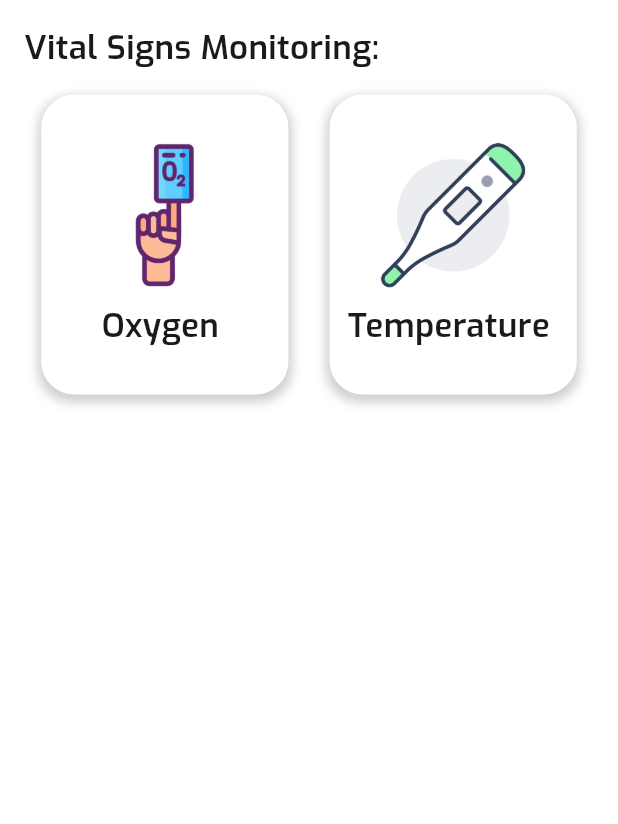
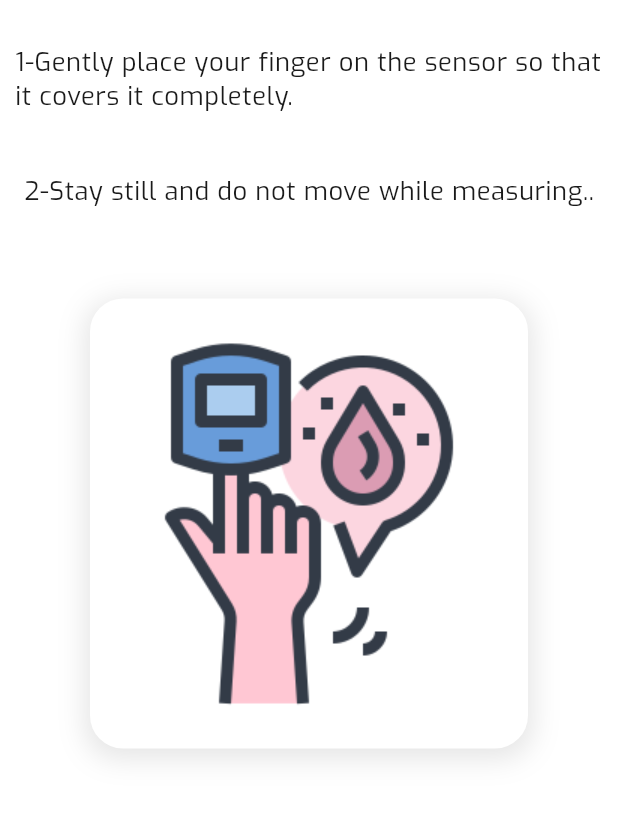
Before and after one commit to AbdAlrahmanmohamedelsayed/smartpill, a Flutter app: the HealthView screen opened by its route, after a tap on "Oxygen", on a phone screen of 412 x 824 dp, the part 120-944 px from its top. Run offline on Flutter 3.47's test engine with Material 3 defaults, Android fonts, the phone set to English and light mode, and no system bars; our stand-ins replace animate_do, animated_custom_dropdown, easy_date_timeline, flutter_onboarding_slider, flutter_svg, lottie.

Commit message:
add OxygenView

```diff
--- /dev/null
+++ b/lib/features/screens/menu/HealthMonitoring/Oxygen/Oxygen_view.dart
@@ -0,0 +1,57 @@
+import 'package:flutter/material.dart';
+import 'package:flutter_svg/flutter_svg.dart';
+import 'package:smartpill/core/theme/color_pallets.dart';
+
+class OxygenView extends StatefulWidget {
+  const OxygenView({super.key});
+
+  @override
+  State<OxygenView> createState() => _OxygenViewState();
+}
+
+class _OxygenViewState extends State<OxygenView> {
+  @override
+  Widget build(BuildContext context) {
+    var theme = Theme.of(context);
+    return Padding(
+      padding: const EdgeInsets.symmetric(horizontal: 10.0, vertical: 30),
+      child: Column(
+        children: [
+          Text(
+            maxLines: 2,
+            '1-Gently place your finger on the sensor so that it covers it completely.',
+            style: theme.textTheme.bodySmall,
+          ),
+          const SizedBox(
+            height: 40,
+          ),
+          Text(
+            maxLines: 2,
+            '2-Stay still and do not move while measuring..',
+            style: theme.textTheme.bodySmall,
+          ),
+          const SizedBox(
+            height: 40,
+          ),
+          Container(
+            margin: const EdgeInsets.all(20),
+            padding: const EdgeInsets.all(16),
+            height: 300,
+            decoration: BoxDecoration(
+                color: AppColor.whiteColor,
+                borderRadius: BorderRadius.circular(22),
+                boxShadow: [
+                  BoxShadow(
+                    color: Colors.black.withOpacity(0.1),
+                    offset: const Offset(0, 4),
+                    blurRadius: 15,
+                    spreadRadius: 3,
+                  ),
+                ]),
+            child: Image.asset(width: 260, 'assets/images/icons/oxygen.png'),
+          ),
+        ],
+      ),
+    );
+  }
+}
--- a/lib/features/screens/menu/HealthMonitoring/health_view.dart
+++ b/lib/features/screens/menu/HealthMonitoring/health_view.dart
@@ -1,10 +1,17 @@
 import 'package:flutter/material.dart';
 import 'package:smartpill/core/theme/color_pallets.dart';
+import 'package:smartpill/features/screens/menu/HealthMonitoring/Oxygen/Oxygen_view.dart';
 import 'package:smartpill/features/screens/widgets/card_health.dart';
 
-class HealthView extends StatelessWidget {
+class HealthView extends StatefulWidget {
   const HealthView({super.key});
 
+  @override
+  State<HealthView> createState() => _HealthViewState();
+}
+
+class _HealthViewState extends State<HealthView> {
+  bool isSeletedOxygen = false;
   @override
   Widget build(BuildContext context) {
     var theme = Theme.of(context);
@@ -22,7 +29,8 @@ class HealthView extends StatelessWidget {
           color: AppColor.whiteColor,
         ),
       ),
-      body: Column(
+      body: isSeletedOxygen == false
+          ? Column(
               crossAxisAlignment: CrossAxisAlignment.stretch,
               children: [
                 Padding(
@@ -34,7 +42,11 @@ class HealthView extends StatelessWidget {
                   mainAxisAlignment: MainAxisAlignment.spaceEvenly,
                   children: [
                     CardHealth(
-                onTap: () {},
+                      onTap: () {
+                        setState(() {
+                          isSeletedOxygen = !isSeletedOxygen;
+                        });
+                      },
                       pathImage: 'assets/images/icons/oxygen-saturation.png',
                       title: 'Oxygen ',
                     ),
@@ -46,7 +58,8 @@ class HealthView extends StatelessWidget {
                   ],
                 ),
               ],
-      ),
+            )
+          : OxygenView(),
     );
   }
 }
--- a/lib/features/screens/menu/settings/setting_screens/theme_and_lang_view.dart
+++ b/lib/features/screens/menu/settings/setting_screens/theme_and_lang_view.dart
@@ -1,6 +1,7 @@
 import 'package:flutter/material.dart';
 import 'package:animated_custom_dropdown/custom_dropdown.dart';
 
+// ignore: must_be_immutable
 class ThemeandLangView extends StatelessWidget {
   List<String> themeList = ['Light', 'Dark'];
   List<String> langList = ['English', 'عربي'];
--- a/pubspec.yaml
+++ b/pubspec.yaml
@@ -39,6 +39,7 @@ dependencies:
   lottie: ^3.1.3
   easy_date_timeline: ^1.1.3
   animated_custom_dropdown: ^3.1.1
+  flutter_svg: ^2.0.14
 
 dev_dependencies:
   flutter_test:
```
Also changed, not shown: assets/images/icons/oxygen.png (added), assets/images/svg/pulse-oximeter-and-hand-svgrepo-com.svg (added), pubspec.lock. Lines whose indentation alone changed are shown as unchanged.
